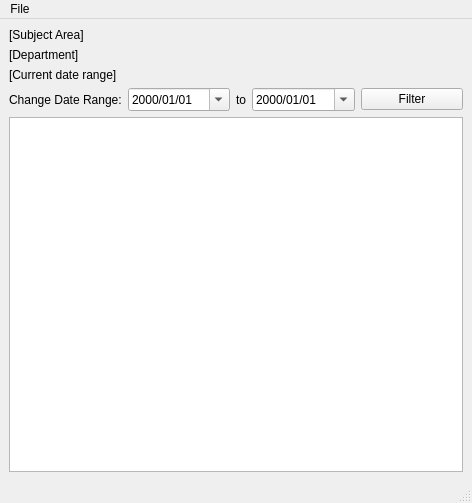
Qt form src/ui/DashboardWindow.ui (Myu84/CSS) before a commit.
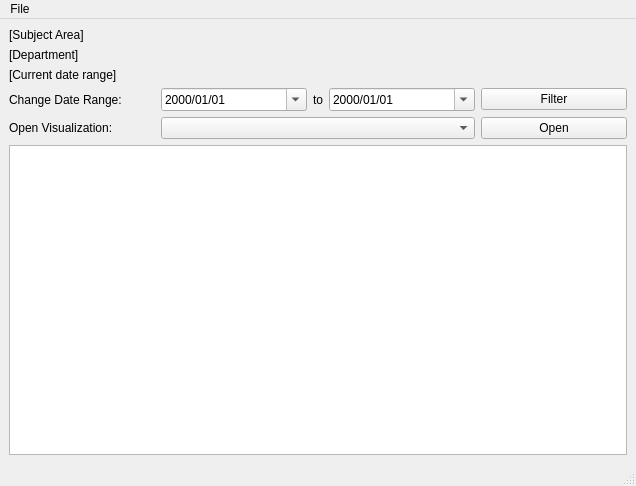
The same form after that commit.

Commit message: Added visualization dropdown in dashboard screen

```diff
--- a/src/ui/DashboardWindow.ui
+++ b/src/ui/DashboardWindow.ui
@@ -6,8 +6,8 @@
    <rect>
     <x>0</x>
     <y>0</y>
-    <width>472</width>
-    <height>503</height>
+    <width>636</width>
+    <height>486</height>
    </rect>
   </property>
   <property name="windowTitle">
@@ -63,7 +63,7 @@
       </property>
      </widget>
     </item>
-    <item row="4" column="0" colspan="5">
+    <item row="5" column="0" colspan="5">
      <widget class="QTreeWidget" name="treeWidget">
       <property name="columnCount">
        <number>0</number>
@@ -90,6 +90,23 @@
       </property>
      </widget>
     </item>
+    <item row="4" column="0">
+     <widget class="QLabel" name="visualizationLabel">
+      <property name="text">
+       <string>Open Visualization:</string>
+      </property>
+     </widget>
+    </item>
+    <item row="4" column="1" colspan="3">
+     <widget class="QComboBox" name="visualizationFacultyNameSelector"/>
+    </item>
+    <item row="4" column="4">
+     <widget class="QPushButton" name="openVisualizationButton">
+      <property name="text">
+       <string>Open</string>
+      </property>
+     </widget>
+    </item>
    </layout>
   </widget>
   <widget class="QMenuBar" name="menubar">
@@ -97,7 +114,7 @@
     <rect>
      <x>0</x>
      <y>0</y>
-     <width>472</width>
+     <width>636</width>
      <height>21</height>
     </rect>
    </property>
```
Left out of the diff: 4 changed lines with no effect on the pictures. The commit also changes 9 other files.
